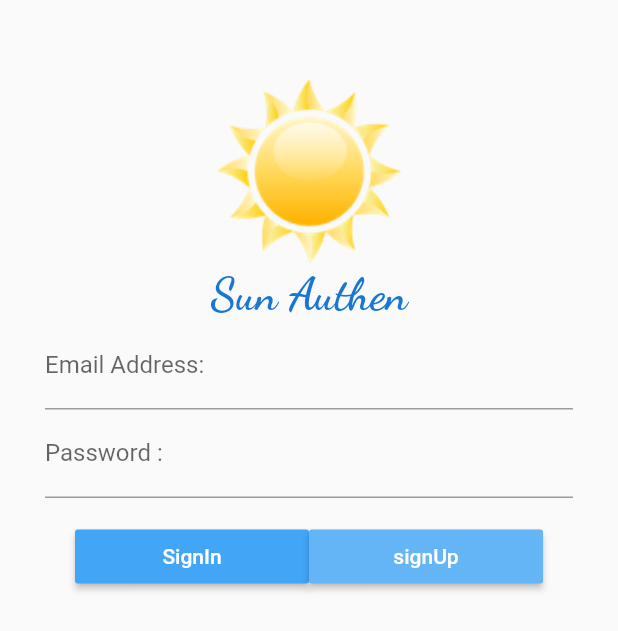
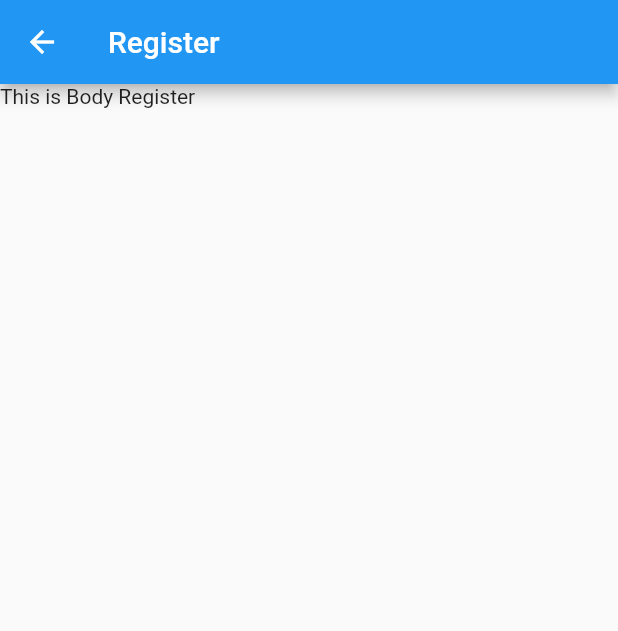
Before and after one commit to KunsiyaMint/sun_authen, a Flutter app: the screen it shows after launch, after a tap on "signUp", on a phone screen of 412 x 824 dp. Shown: the top 631 px of the screen. Run offline on Flutter 3.47's test engine with Material 2 defaults, Android fonts, the phone set to English and light mode, and no system bars.

Commit message:
rounting succes

```diff
--- a/lib/main.dart
+++ b/lib/main.dart
@@ -1,4 +1,5 @@
 import 'package:flutter/material.dart';
+import 'screens/register.dart';
 
 void main() {
   runApp(App());
@@ -57,7 +58,7 @@ class _HomePageState extends State<HomePage> {
                 ),
                 new Expanded(
                   child: Container(
-                    child: signUpButton(),
+                    child: signUpButton(context),
                   ),
                 )
               ],
@@ -109,17 +110,24 @@ Widget signInButton() {
       'SignIn',
       style: TextStyle(color: Colors.white),
     ),
-    onPressed: () {},
+    onPressed: () {
+      print('You click SignIn');
+    },
   );
 }
 
-Widget signUpButton() {
+Widget signUpButton(BuildContext context) {
   return RaisedButton(
     color: Colors.blue[300],
     child: Text(
       'signUp',
       style: TextStyle(color: Colors.white),
     ),
-    onPressed: () {},
+    onPressed: () {
+      print('You click SignUp');
+      var myRounte =
+          new MaterialPageRoute(builder: (BuildContext context) => Register());
+          Navigator.of(context).push(myRounte);
+    },
   );
 }
--- /dev/null
+++ b/lib/screens/register.dart
@@ -0,0 +1,21 @@
+import 'package:flutter/material.dart';
+
+class Register extends StatefulWidget {
+  final Widget child;
+
+  Register({Key key, this.child}) : super(key: key);
+
+  _RegisterState createState() => _RegisterState();
+}
+
+class _RegisterState extends State<Register> {
+  @override
+  Widget build(BuildContext context) {
+    return Scaffold(
+      appBar: AppBar(
+        title: Text('Register'),
+      ),
+      body: Text('This is Body Register'),
+    );
+  }
+}
```
